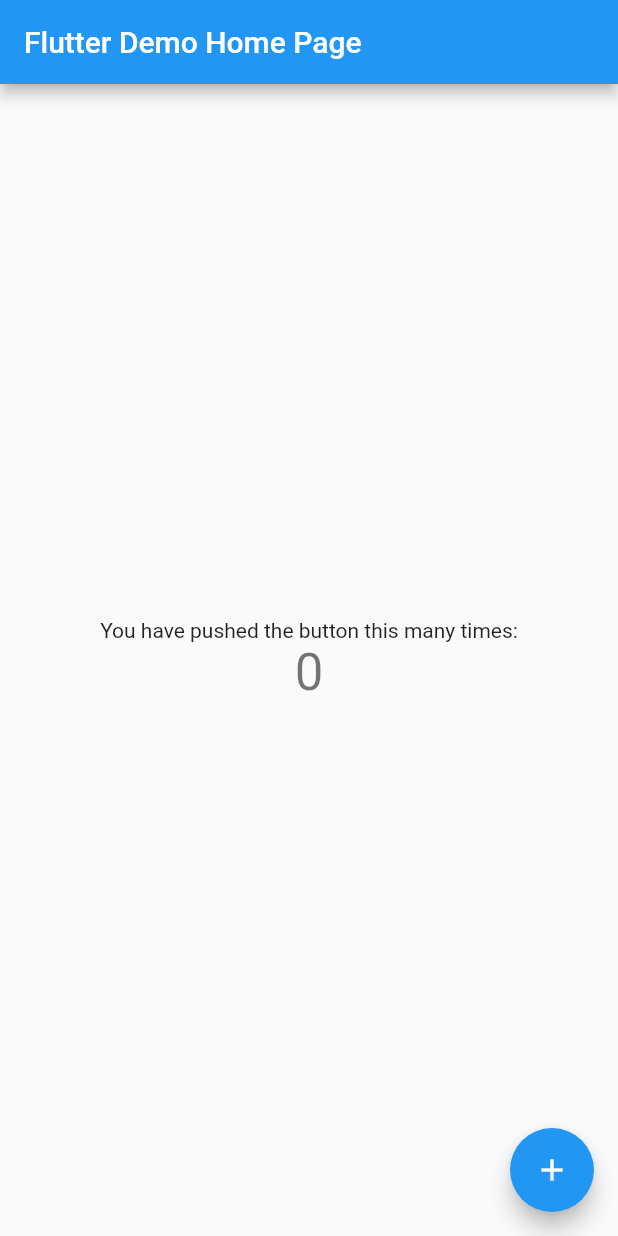
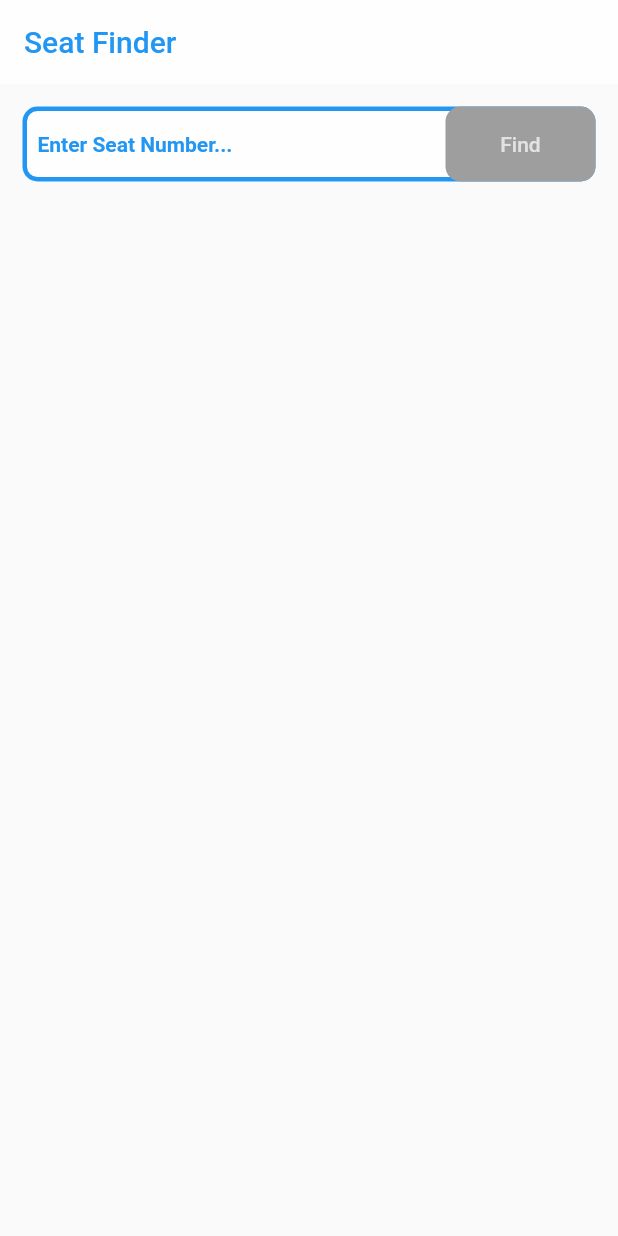
Before and after one commit to BhadrakshB/SeatFinder, a Flutter app: the screen it shows after launch, on a phone screen of 412 x 824 dp. Run offline on Flutter 3.47's test engine with Material 2 defaults, Android fonts, the phone set to English and light mode, and no system bars.

Commit message:
Added Search Bar functionality

```diff
--- /dev/null
+++ b/lib/Providers/search_bar_provider.dart
@@ -0,0 +1,10 @@
+import 'package:flutter/widgets.dart';
+
+class SearchBarHandler extends ChangeNotifier {
+  String query = '';
+
+  void setQuery(String text) {
+    query = text;
+    notifyListeners();
+  }
+}
--- /dev/null
+++ b/lib/constants.dart
@@ -0,0 +1,4 @@
+import 'package:flutter/material.dart';
+
+Color topTextColor = Colors.blue;
+Color backgroundColor = Colors.white70;
--- a/lib/main.dart
+++ b/lib/main.dart
@@ -1,115 +1,176 @@
+import 'dart:developer';
+
 import 'package:flutter/material.dart';
+import 'package:provider/provider.dart';
+import 'package:seat_finder/Providers/search_bar_provider.dart';
+import 'package:seat_finder/constants.dart';
 
 void main() {
   runApp(const MyApp());
 }
 
 class MyApp extends StatelessWidget {
-  const MyApp({super.key});
+  const MyApp({Key? key}) : super(key: key);
 
-  // This widget is the root of your application.
   @override
   Widget build(BuildContext context) {
-    return MaterialApp(
-      title: 'Flutter Demo',
+    return MultiProvider(
+      providers: [
+        ChangeNotifierProvider(create: (_) => SearchBarHandler()),
+      ],
+      child: MaterialApp(
+        debugShowCheckedModeBanner: false,
+        title: 'Seat Finder',
         theme: ThemeData(
-        // This is the theme of your application.
-        //
-        // Try running your application with "flutter run". You'll see the
-        // application has a blue toolbar. Then, without quitting the app, try
-        // changing the primarySwatch below to Colors.green and then invoke
-        // "hot reload" (press "r" in the console where you ran "flutter run",
-        // or simply save your changes to "hot reload" in a Flutter IDE).
-        // Notice that the counter didn't reset back to zero; the application
-        // is not restarted.
           primarySwatch: Colors.blue,
         ),
-      home: const MyHomePage(title: 'Flutter Demo Home Page'),
+        home: const MyHomePage(),
+      ),
     );
   }
 }
 
 class MyHomePage extends StatefulWidget {
-  const MyHomePage({super.key, required this.title});
-
-  // This widget is the home page of your application. It is stateful, meaning
-  // that it has a State object (defined below) that contains fields that affect
-  // how it looks.
-
-  // This class is the configuration for the state. It holds the values (in this
-  // case the title) provided by the parent (in this case the App widget) and
-  // used by the build method of the State. Fields in a Widget subclass are
-  // always marked "final".
-
-  final String title;
+  const MyHomePage({
+    Key? key,
+  }) : super(key: key);
 
   @override
   State<MyHomePage> createState() => _MyHomePageState();
 }
 
 class _MyHomePageState extends State<MyHomePage> {
-  int _counter = 0;
-
-  void _incrementCounter() {
-    setState(() {
-      // This call to setState tells the Flutter framework that something has
-      // changed in this State, which causes it to rerun the build method below
-      // so that the display can reflect the updated values. If we changed
-      // _counter without calling setState(), then the build method would not be
-      // called again, and so nothing would appear to happen.
-      _counter++;
-    });
-  }
-
   @override
   Widget build(BuildContext context) {
-    // This method is rerun every time setState is called, for instance as done
-    // by the _incrementCounter method above.
-    //
-    // The Flutter framework has been optimized to make rerunning build methods
-    // fast, so that you can just rebuild anything that needs updating rather
-    // than having to individually change instances of widgets.
     return Scaffold(
       appBar: AppBar(
-        // Here we take the value from the MyHomePage object that was created by
-        // the App.build method, and use it to set our appbar title.
-        title: Text(widget.title),
+        elevation: 0,
+        backgroundColor: backgroundColor,
+        title: Text(
+          'Seat Finder',
+          style: TextStyle(
+            color: topTextColor,
           ),
-      body: Center(
-        // Center is a layout widget. It takes a single child and positions it
-        // in the middle of the parent.
+        ),
+      ),
+      body: Consumer<SearchBarHandler>(
+        builder: (context, value, child) {
+          log("value from ${value.query}");
+          return Padding(
+            padding: const EdgeInsets.symmetric(horizontal: 15),
             child: Column(
-          // Column is also a layout widget. It takes a list of children and
-          // arranges them vertically. By default, it sizes itself to fit its
-          // children horizontally, and tries to be as tall as its parent.
-          //
-          // Invoke "debug painting" (press "p" in the console, choose the
-          // "Toggle Debug Paint" action from the Flutter Inspector in Android
-          // Studio, or the "Toggle Debug Paint" command in Visual Studio Code)
-          // to see the wireframe for each widget.
-          //
-          // Column has various properties to control how it sizes itself and
-          // how it positions its children. Here we use mainAxisAlignment to
-          // center the children vertically; the main axis here is the vertical
-          // axis because Columns are vertical (the cross axis would be
-          // horizontal).
-          mainAxisAlignment: MainAxisAlignment.center,
-          children: <Widget>[
-            const Text(
-              'You have pushed the button this many times:',
+              mainAxisAlignment: MainAxisAlignment.start,
+              children: [
+                SizedBox(
+                  height: 15,
                 ),
-            Text(
-              '$_counter',
-              style: Theme.of(context).textTheme.headline4,
-            ),
+                Row(
+                  children: [
+                    Expanded(child: CustomSearchBar()),
+                  ],
+                )
               ],
             ),
+          );
+        },
       ),
-      floatingActionButton: FloatingActionButton(
-        onPressed: _incrementCounter,
-        tooltip: 'Increment',
-        child: const Icon(Icons.add),
-      ), // This trailing comma makes auto-formatting nicer for build methods.
     );
   }
 }
+
+class CustomSearchBar extends StatelessWidget {
+  CustomSearchBar({Key? key}) : super(key: key);
+  double height = 50;
+  @override
+  Widget build(BuildContext context) {
+    Size size = MediaQuery.of(context).size;
+    return Stack(
+      children: [
+        SizedBox(
+          height: height,
+          // decoration: BoxDecoration(
+          //   border: Border.all(
+          //     color: topTextColor,
+          //   ),
+          //   borderRadius: BorderRadius.circular(10),
+          // ),
+          child: TextFormField(
+            textAlignVertical: TextAlignVertical.center,
+
+            keyboardType: TextInputType.phone,
+            onChanged: (value) {
+              log("new value: $value");
+              context.read<SearchBarHandler>().setQuery(value);
+            },
+            maxLines: null,
+            minLines: null,
+
+            expands: true,
+            style: TextStyle(
+              color: topTextColor,
+              fontSize: 14,
+              fontWeight: FontWeight.bold,
+            ),
+            decoration: InputDecoration(
+              border: const OutlineInputBorder(),
+              contentPadding: const EdgeInsets.only(left: 10),
+              hintText: "Enter Seat Number...",
+              hintStyle: TextStyle(
+                color: topTextColor,
+                fontWeight: FontWeight.bold,
+              ),
+              focusedBorder: OutlineInputBorder(
+                borderSide: BorderSide(
+                  color: topTextColor,
+                  width: 3,
+                ),
+                borderRadius: BorderRadius.circular(10),
+              ),
+              enabledBorder: OutlineInputBorder(
+                borderSide: BorderSide(
+                  color: topTextColor,
+                  width: 3,
+                ),
+                borderRadius: BorderRadius.circular(10),
+              ),
+              fillColor: backgroundColor,
+              filled: true,
+            ),
+            // enabled: editable,
+            // readOnly: !editable,
+            // initialValue: latestClipboardValue,
+            // !editable ? latestClipboardValue : "",
+            // !editable
+            //     ? latestClipboardValue == "" ? "Nothing in clipboard. Copy data to proceed"
+            //     : latestClipboardValue : "",
+          ),
+        ),
+        Align(
+          alignment: Alignment.centerRight,
+          child: Consumer<SearchBarHandler>(
+            builder: (context, value, child) {
+              bool enabled = value.query != '';
+              log("$enabled");
+              return TextButton(
+                onPressed: enabled ? () {} : () {},
+                style: TextButton.styleFrom(
+                  backgroundColor: enabled ? topTextColor : Colors.grey,
+                  minimumSize: Size(100, height),
+                  shape: RoundedRectangleBorder(
+                    borderRadius: BorderRadius.circular(10),
+                  ),
+                ),
+                child: Text(
+                  "Find",
+                  style: TextStyle(
+                    color: backgroundColor,
+                  ),
+                ),
+              );
+            },
+          ),
+        )
+      ],
+    );
+  }
+}
--- a/pubspec.yaml
+++ b/pubspec.yaml
@@ -36,6 +36,7 @@
   # The following adds the Cupertino Icons font to your application.
   # Use with the CupertinoIcons class for iOS style icons.
   cupertino_icons: ^1.0.2
+  provider: ^6.0.5
 
 dev_dependencies:
   flutter_test:
```
Also changed, not shown: pubspec.lock. Lines whose indentation alone changed are shown as unchanged.
